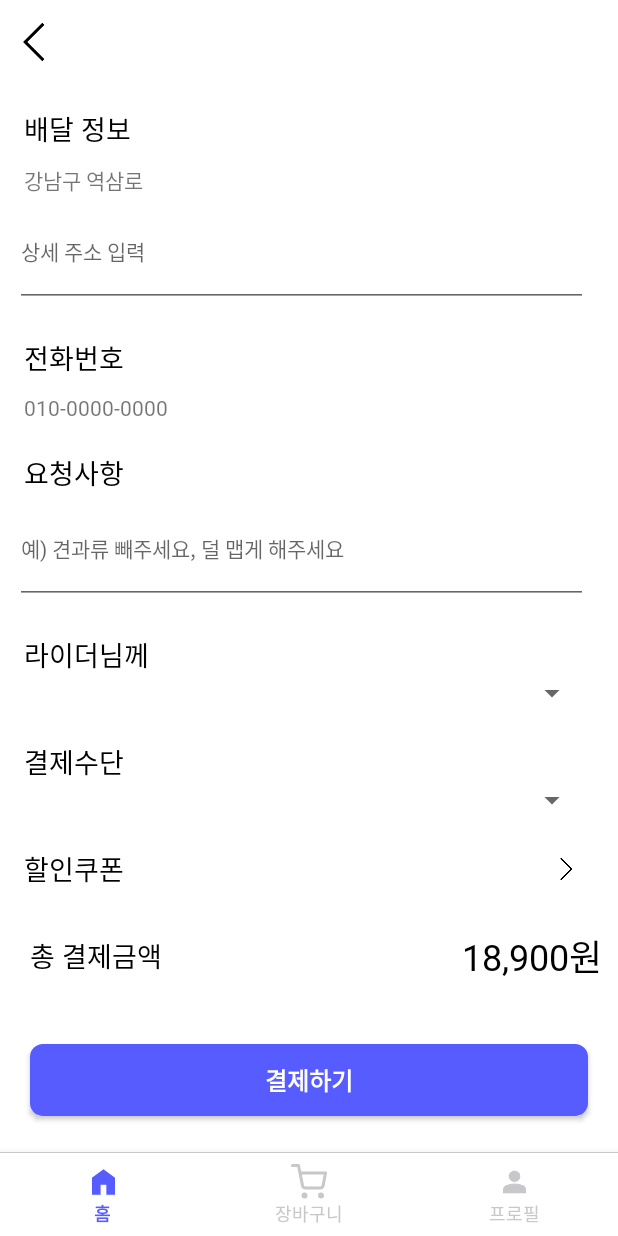
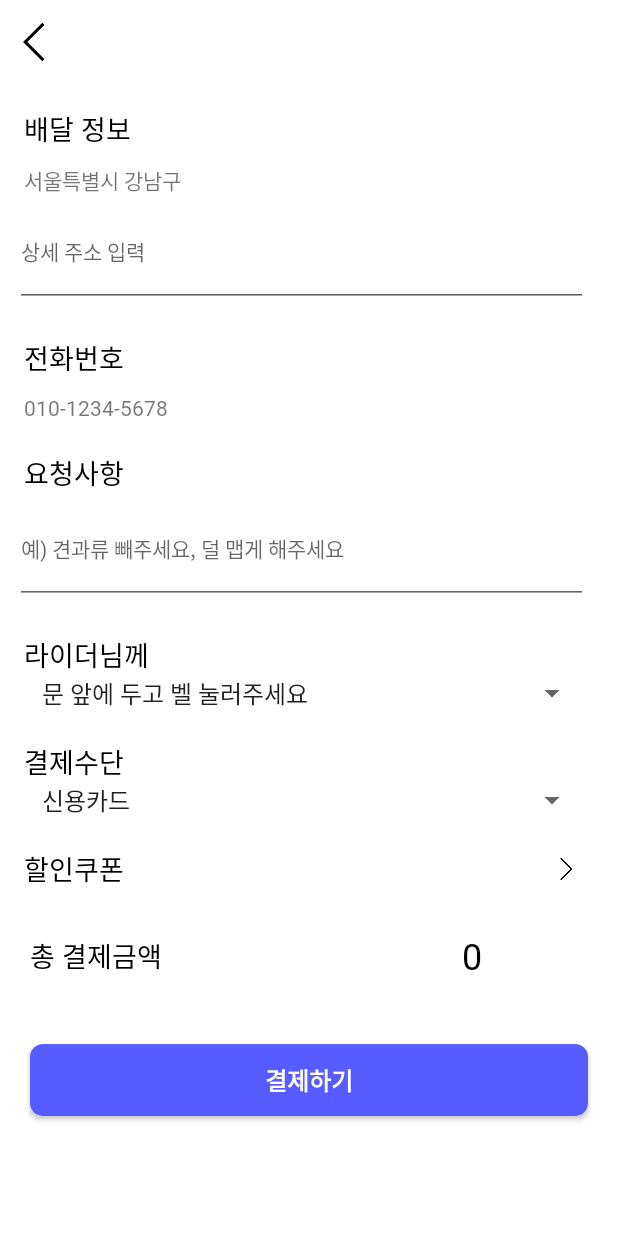
Before and after one commit to DBP-DeliveryService/DeliveryService_Android, an Android app: the fragment OrderFragment placed in its activity, on a phone screen of 412 x 824 dp. Run offline under Robolectric (Android 15) with nearby library versions, the phone set to English and light mode, and no system bars; our stand-ins replace data binding; libraries missing offline, so code that uses them is left out: com.orhanobut.logger, jp.wasabeef.glide; network calls fail; pictures from the network do not load; 4 statements that could not run were skipped.

Commit message:
Update OrderFragment.kt

```diff
--- a/DeliveryService/app/src/main/java/com/mju/deliveryservice/presentation/view/order/OrderFragment.kt
+++ b/DeliveryService/app/src/main/java/com/mju/deliveryservice/presentation/view/order/OrderFragment.kt
@@ -4,16 +4,23 @@ import android.os.Bundle
 import android.view.LayoutInflater
 import android.view.View
 import android.view.ViewGroup
+import android.widget.ArrayAdapter
 import androidx.fragment.app.Fragment
+import androidx.fragment.app.activityViewModels
 import androidx.fragment.app.viewModels
 import com.mju.deliveryservice.R
+import com.mju.deliveryservice.data.model.mypage.MyPageDTO
 import com.mju.deliveryservice.databinding.FragmentOrderBinding
+import com.mju.deliveryservice.presentation.view.HomeActivity
+import com.mju.deliveryservice.presentation.view.MainHomeViewModel
+import com.mju.deliveryservice.presentation.view.coupon.CouponFragment
 
 class OrderFragment : Fragment() {
 
     private var _binding: FragmentOrderBinding? = null
     private val binding get() = _binding!!
-//    private val viewModel: OrderViewModel by viewModels()
+
+    private val mainViewModel: MainHomeViewModel by activityViewModels()
 
     override fun onCreateView(
         inflater: LayoutInflater, container: ViewGroup?,
@@ -26,11 +33,62 @@ class OrderFragment : Fragment() {
     override fun onViewCreated(view: View, savedInstanceState: Bundle?) {
         super.onViewCreated(view, savedInstanceState)
 
+        (requireActivity() as HomeActivity).setNaviVisible(false)
+
+        setupSpinners()
         setupListeners()
+
+        val totalAmount = arguments?.getInt("totalAmount", 0) ?: 0
+
+        // 더미 데이터
+        val myPageDTO = MyPageDTO(
+            address = "서울특별시 강남구",
+            email = "user@example.com",
+            name = "김명지",
+            nickname = "ㅇㅇ",
+            phoneNum = "010-1234-5678"
+        )
+
+        // 뷰에 데이터 바인딩
+        binding.tvDeliveryAddress.text = myPageDTO.address
+        binding.tvUserPhoneNumber.text = myPageDTO.phoneNum
+
+        binding.tvTotalPrice.text = totalAmount.toString()
+
+
+        // MainHomeViewModel을 통해 선택한 쿠폰의 정보 가져오기
+        val selectedCoupon = mainViewModel.selectedCoupon.value
+        // 선택한 쿠폰의 정보를 사용하여 필요한 작업 수행
+        if (selectedCoupon != null) {
+            val discountedTotalAmount = totalAmount - selectedCoupon.discountAmount
+            binding.tvDiscount.text = "-${selectedCoupon.discountAmount}원"
+            binding.tvTotalPrice.text = discountedTotalAmount.toString()
+        }
 
     }
 
+    private fun setupSpinners() {
+        // 라이더 스피너에 데이터 설정
+        val riderOptions = listOf("문 앞에 두고 벨 눌러주세요", "문 앞에 두고 노크해주세요", "문 앞에 두면 가져갈게요", "직접 받을게요")
+        val riderAdapter = ArrayAdapter(requireContext(), android.R.layout.simple_spinner_item, riderOptions)
+        riderAdapter.setDropDownViewResource(android.R.layout.simple_spinner_dropdown_item)
+        binding.spRider.adapter = riderAdapter
+
+        // 결제수단 스피너에 데이터 설정
+        val paymentMethods = listOf("신용카드", "휴대폰 결제", "카카오페이", "네이버페이", "만나서 카드결제", "만나서 현금결제")
+        val paymentAdapter = ArrayAdapter(requireContext(), android.R.layout.simple_spinner_item, paymentMethods)
+        paymentAdapter.setDropDownViewResource(android.R.layout.simple_spinner_dropdown_item)
+        binding.spPaymentMethod.adapter = paymentAdapter
+    }
+
     private fun setupListeners() {
+        binding.ibCoupon.setOnClickListener {
+            val transaction = requireActivity().supportFragmentManager.beginTransaction()
+            transaction.replace(R.id.fl_home, CouponFragment())
+            transaction.addToBackStack(null)
+            transaction.commit()
+        }
+
         binding.btnPurchase.setOnClickListener {
             val transaction = requireActivity().supportFragmentManager.beginTransaction()
             transaction.replace(R.id.fl_home, OrderCompleteFragment())
```
